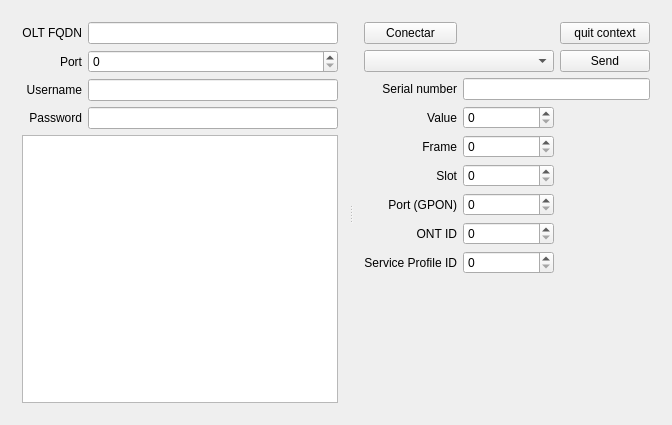
First picture: the form in QFrontend.ui, repository silderan/HuaweiOLTAPI, before the edit.
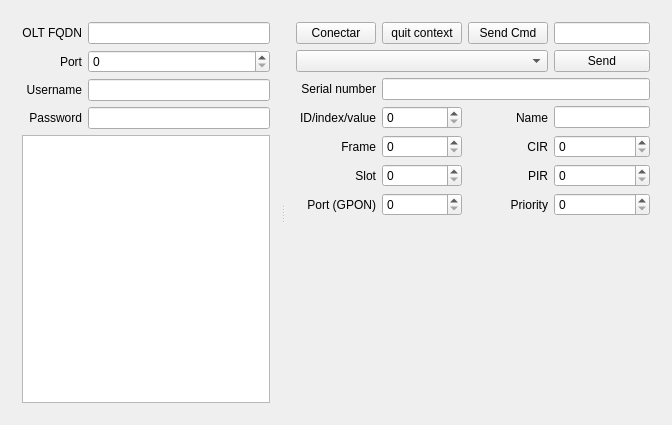
Second picture: the form after the edit.

Commit message: TrafficTableIP class/command added

```diff
--- a/QFrontend.ui
+++ b/QFrontend.ui
@@ -91,22 +91,94 @@
       </widget>
       <widget class="QWidget" name="layoutWidget">
        <layout class="QGridLayout" name="gridLayout_2">
+        <item row="1" column="3">
+         <widget class="QLineEdit" name="cmd"/>
+        </item>
+        <item row="4" column="2">
+         <widget class="QLabel" name="label_12">
+          <property name="text">
+           <string>Name</string>
+          </property>
+          <property name="alignment">
+           <set>Qt::AlignRight|Qt::AlignTrailing|Qt::AlignVCenter</set>
+          </property>
+         </widget>
+        </item>
+        <item row="4" column="3">
+         <widget class="QLineEdit" name="name"/>
+        </item>
+        <item row="5" column="2">
+         <widget class="QLabel" name="label_13">
+          <property name="text">
+           <string>CIR</string>
+          </property>
+          <property name="alignment">
+           <set>Qt::AlignRight|Qt::AlignTrailing|Qt::AlignVCenter</set>
+          </property>
+         </widget>
+        </item>
+        <item row="6" column="2">
+         <widget class="QLabel" name="label_14">
+          <property name="text">
+           <string>PIR</string>
+          </property>
+          <property name="alignment">
+           <set>Qt::AlignRight|Qt::AlignTrailing|Qt::AlignVCenter</set>
+          </property>
+         </widget>
+        </item>
+        <item row="7" column="2">
+         <widget class="QLabel" name="label_15">
+          <property name="text">
+           <string>Priority</string>
+          </property>
+          <property name="alignment">
+           <set>Qt::AlignRight|Qt::AlignTrailing|Qt::AlignVCenter</set>
+          </property>
+         </widget>
+        </item>
+        <item row="7" column="3">
+         <widget class="QSpinBox" name="priority"/>
+        </item>
+        <item row="5" column="3">
+         <widget class="QSpinBox" name="cir">
+          <property name="maximum">
+           <number>999999999</number>
+          </property>
+         </widget>
+        </item>
+        <item row="6" column="3">
+         <widget class="QSpinBox" name="pir">
+          <property name="maximum">
+           <number>999999999</number>
+          </property>
+          <property name="displayIntegerBase">
+           <number>10</number>
+          </property>
+         </widget>
+        </item>
+        <item row="2" column="0" colspan="3">
+         <widget class="QComboBox" name="command"/>
+        </item>
+        <item row="1" column="2">
+         <widget class="QPushButton" name="btCmd">
+          <property name="text">
+           <string>Send Cmd</string>
+          </property>
+         </widget>
+        </item>
         <item row="4" column="0">
          <widget class="QLabel" name="label_6">
           <property name="text">
-           <string>Value</string>
+           <string>ID/index/value</string>
           </property>
           <property name="alignment">
            <set>Qt::AlignRight|Qt::AlignTrailing|Qt::AlignVCenter</set>
           </property>
          </widget>
         </item>
-        <item row="1" column="0">
-         <widget class="QPushButton" name="btLogin">
-          <property name="text">
-           <string>Conectar</string>
-          </property>
-         </widget>
+        <item row="5" column="1">
+         <widget class="QSpinBox" name="frame"/>
         </item>
         <item row="3" column="0">
          <widget class="QLabel" name="label_5">
@@ -118,8 +190,28 @@
           </property>
          </widget>
         </item>
-        <item row="5" column="1">
-         <widget class="QSpinBox" name="frame"/>
+        <item row="7" column="0">
+         <widget class="QLabel" name="label_9">
+          <property name="text">
+           <string>Port (GPON)</string>
+          </property>
+          <property name="alignment">
+           <set>Qt::AlignRight|Qt::AlignTrailing|Qt::AlignVCenter</set>
+          </property>
+         </widget>
+        </item>
+        <item row="3" column="1" colspan="3">
+         <widget class="QLineEdit" name="serial"/>
+        </item>
+        <item row="6" column="0">
+         <widget class="QLabel" name="label_8">
+          <property name="text">
+           <string>Slot</string>
+          </property>
+          <property name="alignment">
+           <set>Qt::AlignRight|Qt::AlignTrailing|Qt::AlignVCenter</set>
+          </property>
+         </widget>
         </item>
         <item row="4" column="1">
          <widget class="QSpinBox" name="value">
@@ -128,10 +220,24 @@
           </property>
          </widget>
         </item>
-        <item row="8" column="1">
-         <widget class="QSpinBox" name="ontID"/>
+        <item row="5" column="0">
+         <widget class="QLabel" name="label_7">
+          <property name="text">
+           <string>Frame</string>
+          </property>
+          <property name="alignment">
+           <set>Qt::AlignRight|Qt::AlignTrailing|Qt::AlignVCenter</set>
+          </property>
+         </widget>
         </item>
-        <item row="10" column="0">
+        <item row="2" column="3">
+         <widget class="QPushButton" name="sendCMD">
+          <property name="text">
+           <string>Send</string>
+          </property>
+         </widget>
+        </item>
+        <item row="8" column="0">
          <spacer name="verticalSpacer">
           <property name="orientation">
            <enum>Qt::Vertical</enum>
@@ -144,85 +250,26 @@
           </property>
          </spacer>
         </item>
-        <item row="2" column="0" colspan="2">
-         <widget class="QComboBox" name="command"/>
-        </item>
-        <item row="6" column="0">
-         <widget class="QLabel" name="label_8">
+        <item row="1" column="0">
+         <widget class="QPushButton" name="btLogin">
           <property name="text">
-           <string>Slot</string>
+           <string>Conectar</string>
           </property>
-          <property name="alignment">
-           <set>Qt::AlignRight|Qt::AlignTrailing|Qt::AlignVCenter</set>
-          </property>
          </widget>
         </item>
-        <item row="3" column="1" colspan="2">
-         <widget class="QLineEdit" name="serial"/>
-        </item>
-        <item row="2" column="2">
-         <widget class="QPushButton" name="sendCMD">
-          <property name="text">
-           <string>Send</string>
-          </property>
-         </widget>
-        </item>
-        <item row="7" column="0">
-         <widget class="QLabel" name="label_9">
-          <property name="text">
-           <string>Port (GPON)</string>
-          </property>
-          <property name="alignment">
-           <set>Qt::AlignRight|Qt::AlignTrailing|Qt::AlignVCenter</set>
-          </property>
-         </widget>
-        </item>
-        <item row="8" column="0">
-         <widget class="QLabel" name="label_10">
-          <property name="text">
-           <string>ONT ID</string>
-          </property>
-          <property name="alignment">
-           <set>Qt::AlignRight|Qt::AlignTrailing|Qt::AlignVCenter</set>
-          </property>
-         </widget>
-        </item>
-        <item row="5" column="0">
-         <widget class="QLabel" name="label_7">
-          <property name="text">
-           <string>Frame</string>
-          </property>
-          <property name="alignment">
-           <set>Qt::AlignRight|Qt::AlignTrailing|Qt::AlignVCenter</set>
-          </property>
-         </widget>
-        </item>
-        <item row="6" column="1">
-         <widget class="QSpinBox" name="slot"/>
-        </item>
         <item row="7" column="1">
          <widget class="QSpinBox" name="port"/>
         </item>
-        <item row="9" column="0">
-         <widget class="QLabel" name="label_11">
-          <property name="text">
-           <string>Service Profile ID</string>
-          </property>
-          <property name="alignment">
-           <set>Qt::AlignRight|Qt::AlignTrailing|Qt::AlignVCenter</set>
-          </property>
-         </widget>
-        </item>
-        <item row="9" column="1">
-         <widget class="QSpinBox" name="serviceProfileID"/>
-        </item>
-        <item row="1" column="2">
+        <item row="1" column="1">
          <widget class="QPushButton" name="quit">
           <property name="text">
            <string>quit context</string>
           </property>
          </widget>
         </item>
+        <item row="6" column="1">
+         <widget class="QSpinBox" name="slot"/>
+        </item>
        </layout>
       </widget>
      </widget>
```
The commit also changes 13 other files.
